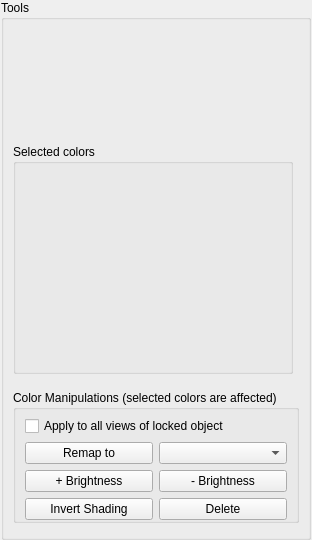
This is editor_app/gui/tools_sprites.ui in danielmeinert/objectcreator as Qt 5 draws it before an edit. The edited form follows.
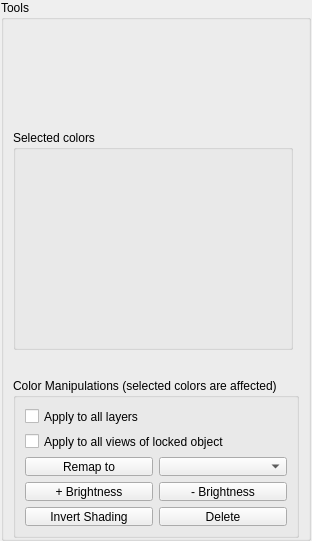
This is the edited form.

Commit message: add 'apply to all layers' option

What changed in the file:
```diff
--- a/editor_app/gui/tools_sprites.ui
+++ b/editor_app/gui/tools_sprites.ui
@@ -7,7 +7,7 @@
     <x>0</x>
     <y>0</y>
     <width>312</width>
-    <height>540</height>
+    <height>541</height>
    </rect>
   </property>
   <property name="sizePolicy">
@@ -91,7 +91,7 @@
         <property name="minimumSize">
          <size>
           <width>280</width>
-          <height>100</height>
+          <height>90</height>
          </size>
         </property>
         <layout class="QHBoxLayout" name="horizontalLayout">
@@ -121,7 +121,7 @@
         <property name="minimumSize">
          <size>
           <width>280</width>
-          <height>230</height>
+          <height>220</height>
          </size>
         </property>
         <property name="title">
@@ -160,7 +160,7 @@
         <property name="minimumSize">
          <size>
           <width>0</width>
-          <height>130</height>
+          <height>160</height>
          </size>
         </property>
         <property name="maximumSize">
@@ -175,17 +175,8 @@
         <property name="flat">
          <bool>true</bool>
         </property>
-        <layout class="QGridLayout" name="gridLayout_2">
-         <property name="sizeConstraint">
-          <enum>QLayout::SetMinimumSize</enum>
-         </property>
-         <property name="topMargin">
-          <number>6</number>
-         </property>
-         <property name="bottomMargin">
-          <number>0</number>
-         </property>
-         <item row="0" column="0" colspan="2">
+        <layout class="QGridLayout" name="gridLayout">
+         <item row="1" column="0" colspan="2">
           <widget class="QCheckBox" name="checkBox_allViews">
            <property name="enabled">
             <bool>true</bool>
@@ -198,7 +189,7 @@
            </property>
           </widget>
          </item>
-         <item row="1" column="0">
+         <item row="2" column="0">
           <widget class="QPushButton" name="pushButton_remapTo">
            <property name="layoutDirection">
             <enum>Qt::LeftToRight</enum>
@@ -208,37 +199,50 @@
            </property>
           </widget>
          </item>
-         <item row="1" column="1">
+         <item row="2" column="1">
           <widget class="QComboBox" name="comboBox_remapToColor"/>
          </item>
-         <item row="2" column="0">
+         <item row="3" column="0">
           <widget class="QPushButton" name="pushButton_incrBrightness">
            <property name="text">
             <string>+ Brightness</string>
            </property>
           </widget>
          </item>
-         <item row="2" column="1">
+         <item row="3" column="1">
           <widget class="QPushButton" name="pushButton_decrBrightness">
            <property name="text">
             <string>- Brightness</string>
            </property>
           </widget>
          </item>
-         <item row="3" column="1">
-          <widget class="QPushButton" name="pushButton_deleteColor">
-           <property name="text">
-            <string>Delete</string>
-           </property>
-          </widget>
-         </item>
-         <item row="3" column="0">
+         <item row="4" column="0">
           <widget class="QPushButton" name="pushButton_invertShading">
            <property name="text">
             <string>Invert Shading</string>
            </property>
           </widget>
          </item>
+         <item row="4" column="1">
+          <widget class="QPushButton" name="pushButton_deleteColor">
+           <property name="text">
+            <string>Delete</string>
+           </property>
+          </widget>
+         </item>
+         <item row="0" column="0">
+          <widget class="QCheckBox" name="checkBox_allLayers">
+           <property name="enabled">
+            <bool>true</bool>
+           </property>
+           <property name="toolTip">
+            <string>Actions are applied to all views of the object that is currently locked with the sprite.</string>
+           </property>
+           <property name="text">
+            <string>Apply to all layers</string>
+           </property>
+          </widget>
+         </item>
         </layout>
        </widget>
       </item>
```
The commit also changes 2 other files.
